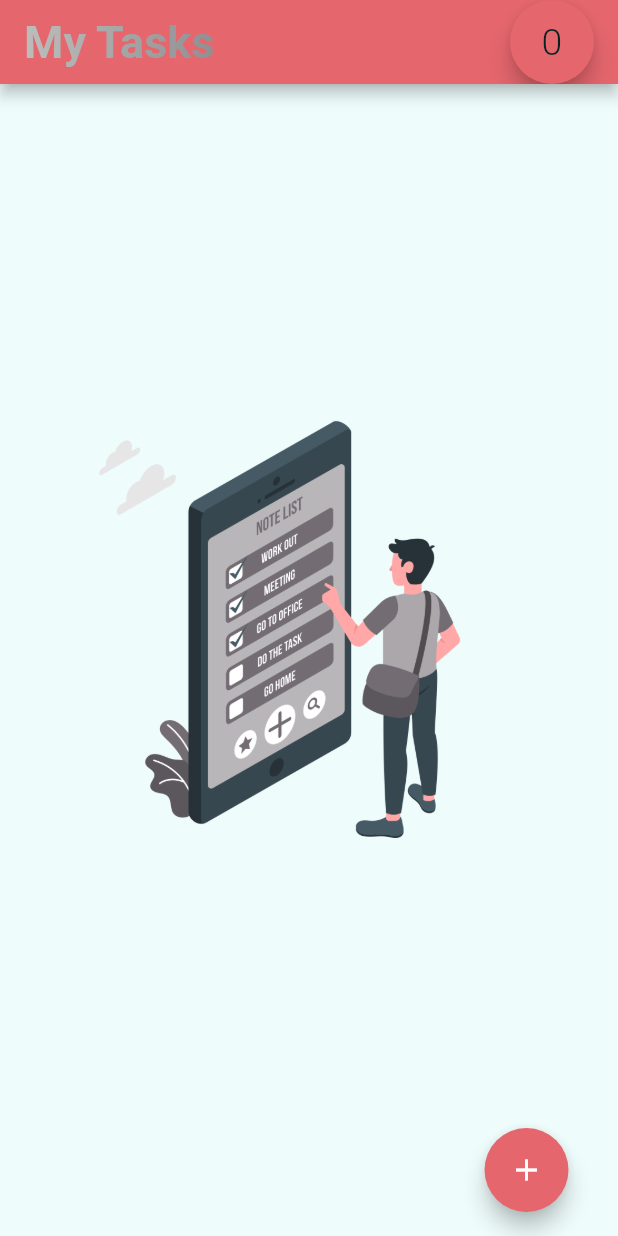
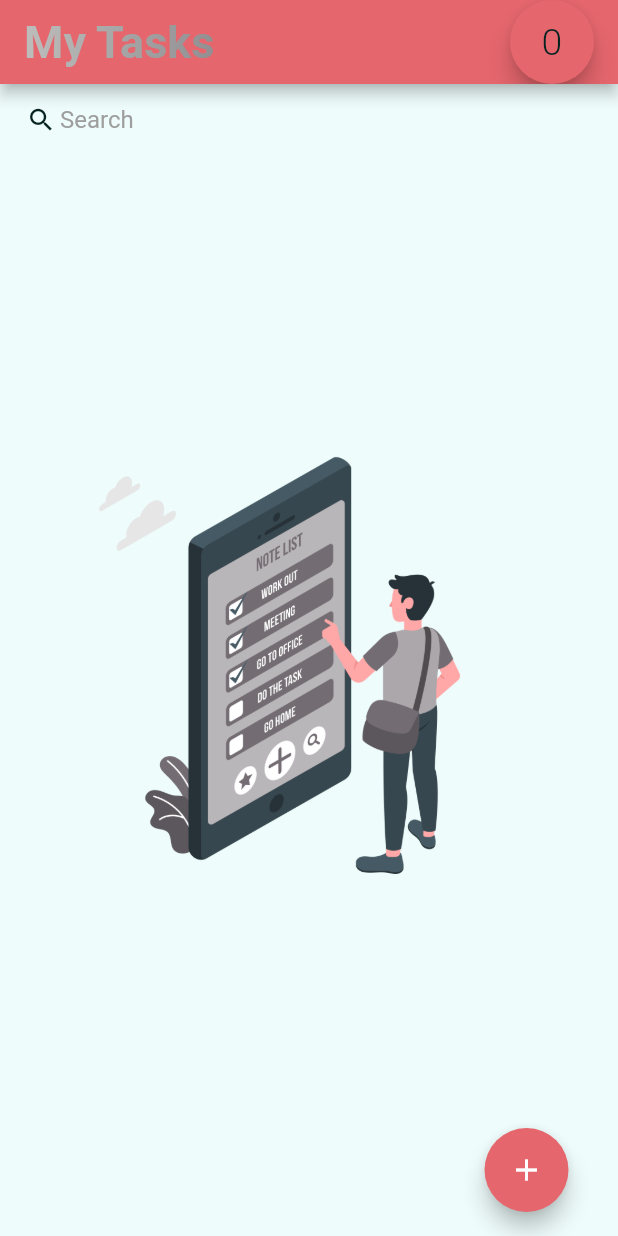
Before and after one commit to saigrepo/todo_flutter_app, a Flutter app: the screen it shows after launch, on a phone screen of 412 x 824 dp. Run offline on Flutter 3.47's test engine with Material 2 defaults, Android fonts, the phone set to English and light mode, and no system bars; our stand-ins replace awesome_snackbar_content, flutter_slidable, logger, parse_server_sdk_flutter; network calls fail.

Commit message:
added search functionality

```diff
--- a/lib/main.dart
+++ b/lib/main.dart
@@ -33,8 +33,10 @@ class FinalView extends StatefulWidget {
 class _FinalViewState extends State<FinalView> {
   final TextEditingController _titleController = TextEditingController();
   final TextEditingController _descriptionController = TextEditingController();
+  final TextEditingController _searchController = TextEditingController();
 
   List<Task> allData = [];
+  List<Task> searchData = [];
   List<Task> pendingTask = [];
 
   var appBarColor = const Color(0xFFe5666d);
@@ -46,14 +48,9 @@ class _FinalViewState extends State<FinalView> {
 
   @override
   void initState() {
+    //Future.delayed(const Duration(milliseconds: 1));
+    refreshData();
     super.initState();
-    Future.delayed(const Duration(milliseconds: 1));
-    refreshData();
-    if (allData.isEmpty) {
-      setState(() {
-        isLoading = true;
-      });
-    }
   }
 
   bool isLoading = true;
@@ -69,6 +66,7 @@ class _FinalViewState extends State<FinalView> {
         child: Column(
           crossAxisAlignment: CrossAxisAlignment.start,
           children: [
+            searchBox(),
             allData.isEmpty
                 ? Expanded(
                     child: Center(
@@ -81,10 +79,10 @@ class _FinalViewState extends State<FinalView> {
                 : Expanded(
                     child: ListView.builder(
                         physics: const BouncingScrollPhysics(),
-                        itemCount: allData.length,
+                        itemCount: searchData.length,
                         itemBuilder: (context, index) => GestureDetector(
                               onLongPress: () {
-                                createTask(allData[index].todoId);
+                                createTask(searchData[index].todoId);
                               },
                               child: Slidable(
                                 key: const ValueKey(0),
@@ -95,7 +93,7 @@ class _FinalViewState extends State<FinalView> {
                                     SlidableAction(
                                       flex: 3,
                                       onPressed: (_) =>
-                                          deleteItem(allData[index].todoId),
+                                          deleteItem(searchData[index].todoId),
                                       foregroundColor: deleteIcon,
                                       backgroundColor: appBackground,
                                       icon: Icons.delete,
@@ -120,7 +118,7 @@ class _FinalViewState extends State<FinalView> {
                                                 updateStatus(index);
                                               },
                                               icon: Icon(
-                                                allData[index].completed
+                                                searchData[index].completed
                                                     ? Icons.check_box
                                                     : Icons
                                                         .check_box_outline_blank,
@@ -136,7 +134,7 @@ class _FinalViewState extends State<FinalView> {
                                           shape: RoundedRectangleBorder(
                                               borderRadius:
                                                   BorderRadius.circular(15)),
-                                          color: !allData[index].completed
+                                          color: !searchData[index].completed
                                               ? cardColor
                                               : cardColorInv,
                                           margin: const EdgeInsets.symmetric(
@@ -151,25 +149,27 @@ class _FinalViewState extends State<FinalView> {
                                                   MainAxisAlignment.end,
                                               children: [
                                                 Text(
-                                                  allData[index].title,
+                                                  searchData[index].title,
                                                   style: TextStyle(
                                                       color: textColor,
                                                       fontWeight:
                                                           FontWeight.w700,
                                                       fontSize: 20,
-                                                      decoration: allData[index]
+                                                      decoration:
+                                                          searchData[index]
                                                                   .completed
                                                               ? TextDecoration
                                                                   .lineThrough
                                                               : null),
                                                 ),
                                                 Text(
-                                                  allData[index].description,
+                                                  searchData[index].description,
                                                   style: TextStyle(
                                                       color: textColor,
                                                       fontWeight:
                                                           FontWeight.w300,
-                                                      decoration: allData[index]
+                                                      decoration:
+                                                          searchData[index]
                                                                   .completed
                                                               ? TextDecoration
                                                                   .lineThrough
@@ -312,6 +312,7 @@ class _FinalViewState extends State<FinalView> {
     setState(() {
       allData = data;
       pendingTask = allToPendingTask(allData);
+      searchData = data;
       isLoading = false;
     });
   }
@@ -473,4 +474,44 @@ class _FinalViewState extends State<FinalView> {
       ),
     );
   }
+
+  Widget searchBox() {
+    return Container(
+      padding: const EdgeInsets.symmetric(horizontal: 15),
+      decoration: BoxDecoration(
+        color: appBackground,
+        borderRadius: BorderRadius.circular(20),
+      ),
+      child: TextField(
+        onChanged: (value) => _runFilter(value),
+        controller: _searchController,
+        decoration: InputDecoration(
+          contentPadding: const EdgeInsets.all(0),
+          prefixIcon: Icon(
+            Icons.search,
+            color: textColor,
+            size: 20,
+          ),
+          prefixIconConstraints: const BoxConstraints(
+            maxHeight: 20,
+            minWidth: 25,
+          ),
+          border: InputBorder.none,
+          hintText: 'Search',
+          hintStyle: const TextStyle(color: Colors.grey),
+        ),
+      ),
+    );
   }
+
+  void _runFilter(String enteredKeyword) {
+    if (enteredKeyword.isEmpty) {}
+    //List<Task> tas = Back4AppHelper.getTasks() as List<Task>;
+    setState(() {
+      searchData = allData
+          .where((item) =>
+              item.title.toLowerCase().contains(enteredKeyword.toLowerCase()))
+          .toList();
+    });
+  }
+}
```
Lines whose indentation alone changed are shown as unchanged.
